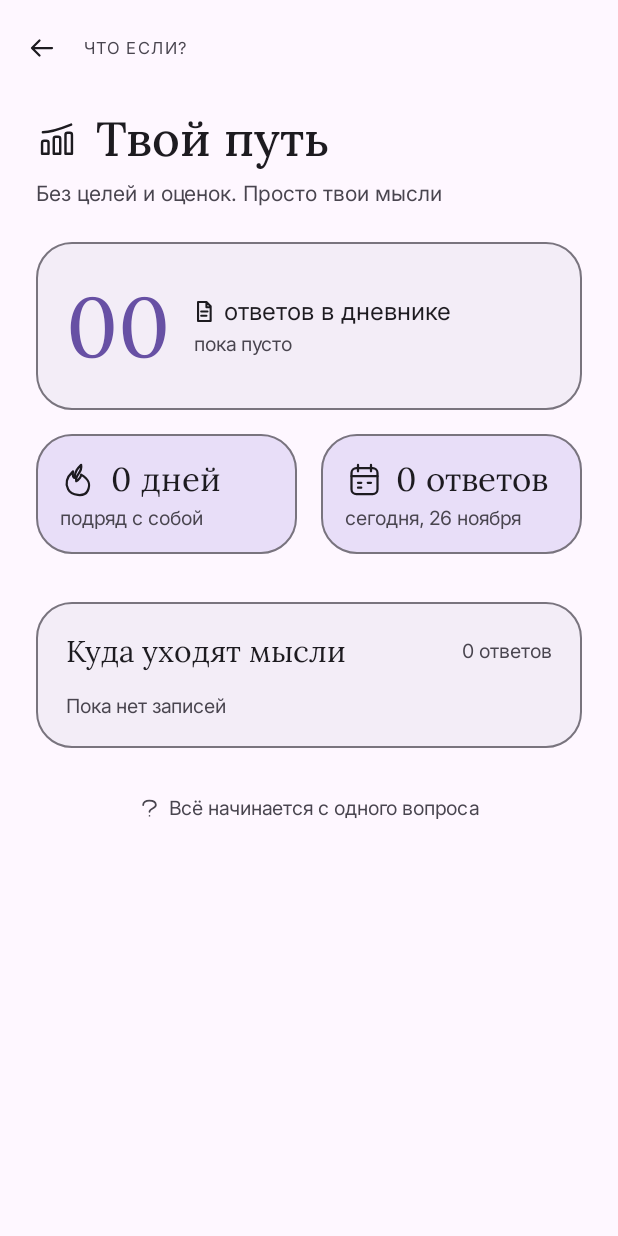
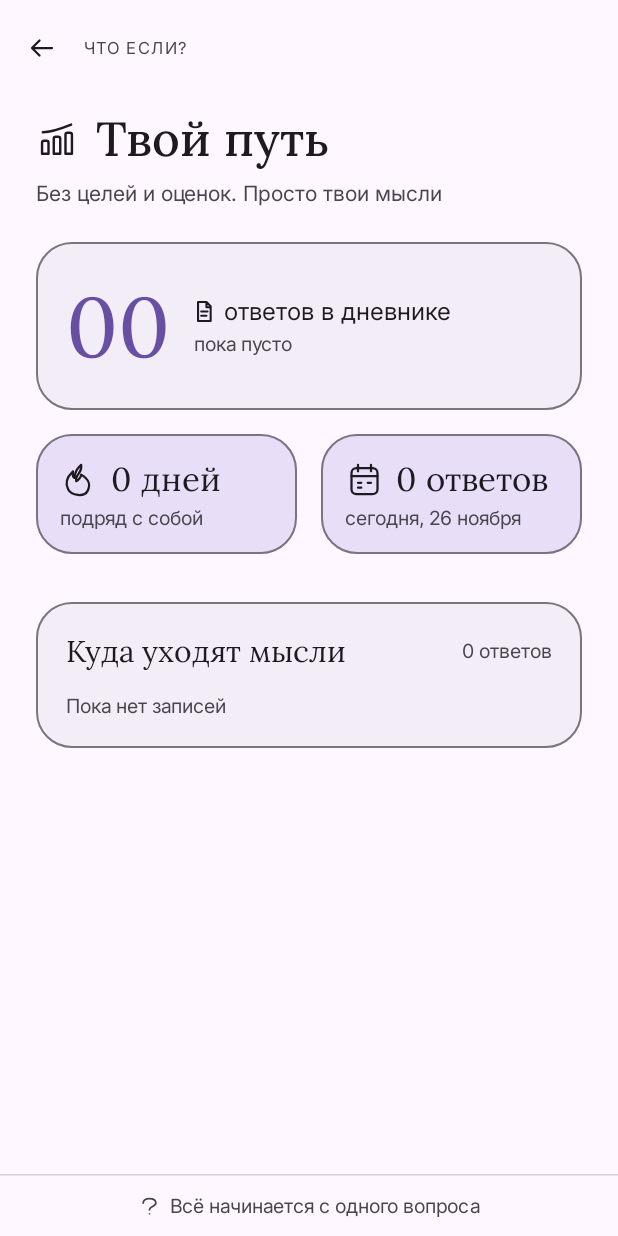
Before and after one commit to fedorovaea18/WhatIfApp, an Android app built with Jetpack Compose: the StatsScreen screen opened through its navigation route, on a phone screen of 412 x 824 dp. Run offline under Robolectric (Android 15) with nearby library versions, the phone set to English and light mode, and no system bars; our stand-ins replace Room's generated code; missing, so only their content is drawn: CompositionLocalProvider; 1 statement that could not run was skipped.

Commit message:
refactor(ui): unify footer layout across screens

```diff
--- /dev/null
+++ b/app/src/main/java/ru/eafedorova/whatifapp/presentation/components/Footer.kt
@@ -0,0 +1,70 @@
+package ru.eafedorova.whatifapp.presentation.components
+
+import androidx.compose.foundation.layout.Arrangement
+import androidx.compose.foundation.layout.Column
+import androidx.compose.foundation.layout.ColumnScope
+import androidx.compose.foundation.layout.Row
+import androidx.compose.foundation.layout.Spacer
+import androidx.compose.foundation.layout.fillMaxWidth
+import androidx.compose.foundation.layout.height
+import androidx.compose.foundation.layout.heightIn
+import androidx.compose.foundation.layout.padding
+import androidx.compose.foundation.layout.size
+import androidx.compose.foundation.layout.width
+import androidx.compose.material3.Icon
+import androidx.compose.material3.MaterialTheme
+import androidx.compose.material3.Text
+import androidx.compose.runtime.Composable
+import androidx.compose.ui.Alignment
+import androidx.compose.ui.Modifier
+import androidx.compose.ui.graphics.Color
+import androidx.compose.ui.graphics.painter.Painter
+import androidx.compose.ui.text.style.TextAlign
+import androidx.compose.ui.unit.dp
+
+@Composable
+fun Footer(
+    modifier: Modifier = Modifier,
+    content: @Composable ColumnScope.() -> Unit
+) {
+    Column(
+        modifier = modifier
+            .fillMaxWidth()
+            .heightIn(min = 40.dp)
+            .padding(horizontal = 24.dp),
+        horizontalAlignment = Alignment.CenterHorizontally,
+        verticalArrangement = Arrangement.Center,
+        content = content
+    )
+}
+
+
+@Composable
+fun ColumnScope.FooterSingleLine(
+    icon: Painter? = null,
+    text: String,
+    tint: Color = MaterialTheme.colorScheme.onSurfaceVariant
+) {
+    Row(
+        modifier = Modifier.fillMaxWidth(),
+        verticalAlignment = Alignment.CenterVertically,
+        horizontalArrangement = Arrangement.Center
+    ) {
+        if (icon != null) {
+            Icon(
+                painter = icon,
+                contentDescription = null,
+                modifier = Modifier.size(14.dp),
+                tint = tint
+            )
+            Spacer(Modifier.width(6.dp))
+        }
+        Text(
+            text = text,
+            style = MaterialTheme.typography.labelMedium,
+            color = tint,
+            maxLines = 2,
+            textAlign = TextAlign.Center
+        )
+    }
+}
--- a/app/src/main/java/ru/eafedorova/whatifapp/presentation/screens/HomeScreen.kt
+++ b/app/src/main/java/ru/eafedorova/whatifapp/presentation/screens/HomeScreen.kt
@@ -18,15 +18,20 @@ import androidx.compose.foundation.layout.size
 import androidx.compose.foundation.layout.width
 import androidx.compose.foundation.lazy.LazyRow
 import androidx.compose.foundation.lazy.items
+import androidx.compose.foundation.rememberScrollState
 import androidx.compose.foundation.shape.RoundedCornerShape
+import androidx.compose.foundation.verticalScroll
 import androidx.compose.material3.Button
 import androidx.compose.material3.ButtonDefaults
 import androidx.compose.material3.Card
 import androidx.compose.material3.CardDefaults
 import androidx.compose.material3.CircularProgressIndicator
+import androidx.compose.material3.ExperimentalMaterial3Api
+import androidx.compose.material3.HorizontalDivider
 import androidx.compose.material3.Icon
 import androidx.compose.material3.IconButton
 import androidx.compose.material3.MaterialTheme
+import androidx.compose.material3.Scaffold
 import androidx.compose.material3.Surface
 import androidx.compose.material3.Text
 import androidx.compose.material3.TextButton
@@ -41,10 +46,9 @@ import androidx.compose.runtime.setValue
 import androidx.compose.ui.Alignment
 import androidx.compose.ui.Modifier
 import androidx.compose.ui.graphics.Color
-import androidx.compose.ui.hapticfeedback.HapticFeedbackType
 import androidx.compose.ui.platform.LocalContext
-import androidx.compose.ui.platform.LocalHapticFeedback
 import androidx.compose.ui.res.painterResource
+import androidx.compose.ui.text.font.FontWeight
 import androidx.compose.ui.text.style.TextAlign
 import androidx.compose.ui.tooling.preview.Preview
 import androidx.compose.ui.unit.dp
@@ -55,11 +59,12 @@ import ru.eafedorova.whatifapp.R
 import ru.eafedorova.whatifapp.data.Question
 import ru.eafedorova.whatifapp.data.QuestionRepository
 import ru.eafedorova.whatifapp.data.categories
+import ru.eafedorova.whatifapp.presentation.components.Footer
+import ru.eafedorova.whatifapp.presentation.components.FooterSingleLine
 import ru.eafedorova.whatifapp.presentation.ui.theme.WhatIfAppTheme
 import ru.eafedorova.whatifapp.presentation.ui.theme.labelCapsSmall
-import androidx.compose.ui.text.font.FontWeight
-import ru.eafedorova.whatifapp.data.ThemePreferences
 
+@OptIn(ExperimentalMaterial3Api::class)
 @Composable
 fun HomeScreen(
     onAnswerClick: (Question) -> Unit,
@@ -70,10 +75,6 @@ fun HomeScreen(
     val context = LocalContext.current
     val repository = remember { QuestionRepository.create(context) }
     val scope = rememberCoroutineScope()
-
-    val haptic = LocalHapticFeedback.current
-    val themePrefs = remember { ThemePreferences(context) }
-    var vibrationEnabled by remember { mutableStateOf(true) }
 
     val viewModel: HomeViewModel = viewModel(
         factory = object : androidx.lifecycle.ViewModelProvider.Factory {
@@ -94,17 +95,27 @@ fun HomeScreen(
         repository.ensureSeeded()
         question = repository.randomQuestion(selectedCategories)
         loading = false
-        vibrationEnabled = themePrefs.getVibrationEnabled()
         viewModel.refreshProgress()
     }
 
+    Scaffold(
+        containerColor = MaterialTheme.colorScheme.surface
+    ) { padding ->
         Column(
             modifier = Modifier
                 .fillMaxSize()
-            .background(MaterialTheme.colorScheme.surface)
+                .padding(padding)
+        ) {
+
+            Column(
+                modifier = Modifier
+                    .weight(1f)
+                    .verticalScroll(rememberScrollState())
                     .padding(horizontal = 24.dp)
-            .padding(top = 48.dp)
             ) {
+                Spacer(Modifier.height(16.dp))
+
+
                 Row(
                     modifier = Modifier.fillMaxWidth(),
                     horizontalArrangement = Arrangement.SpaceBetween,
@@ -124,7 +135,6 @@ fun HomeScreen(
                             Icon(
                                 painter = painterResource(id = R.drawable.ic_settings),
                                 contentDescription = "Настройки",
-                        modifier = Modifier.size(20.dp),
                                 tint = MaterialTheme.colorScheme.primary
                             )
                         }
@@ -169,7 +179,6 @@ fun HomeScreen(
                         modifier = Modifier.size(36.dp),
                         tint = MaterialTheme.colorScheme.onSecondaryContainer
                     )
-
                     Spacer(Modifier.width(10.dp))
                     Text(
                         text = "Что если?",
@@ -213,12 +222,8 @@ fun HomeScreen(
                 ) {
                     items(categories) { (key, label) ->
                         val isSelected = key in selectedCategories
-
                         Surface(
                             onClick = {
-                        if (vibrationEnabled) {
-                            haptic.performHapticFeedback(HapticFeedbackType.TextHandleMove)
-                        }
                                 selectedCategories = when {
                                     key == "all" -> setOf("all")
                                     isSelected -> {
@@ -252,15 +257,6 @@ fun HomeScreen(
                                     style = MaterialTheme.typography.labelMedium,
                                     color = if (isSelected) MaterialTheme.colorScheme.primary else MaterialTheme.colorScheme.onSurfaceVariant
                                 )
-                        if (isSelected) {
-                            Spacer(Modifier.width(8.dp))
-                            Icon(
-                                painter = painterResource(id = R.drawable.ic_check),
-                                contentDescription = null,
-                                modifier = Modifier.size(16.dp),
-                                tint = MaterialTheme.colorScheme.primary
-                            )
-                        }
                             }
                         }
                     }
@@ -271,14 +267,13 @@ fun HomeScreen(
                 Card(
                     modifier = Modifier
                         .fillMaxWidth()
-                .weight(1f)
+                        .height(280.dp)
                         .border(1.dp, MaterialTheme.colorScheme.outline, RoundedCornerShape(24.dp)),
                     shape = RoundedCornerShape(24.dp),
                     colors = CardDefaults.cardColors(containerColor = MaterialTheme.colorScheme.surfaceContainer),
                     elevation = CardDefaults.cardElevation(defaultElevation = 0.dp)
                 ) {
                     Box(modifier = Modifier.fillMaxSize()) {
-
                         Column(
                             modifier = Modifier
                                 .fillMaxSize()
@@ -344,13 +339,10 @@ fun HomeScreen(
                     }
                 }
 
-        Spacer(Modifier.height(26.dp))
+                Spacer(Modifier.height(24.dp))
 
                 Button(
                     onClick = {
-                if (vibrationEnabled) {
-                    haptic.performHapticFeedback(HapticFeedbackType.LongPress)
-                }
                         scope.launch {
                             loading = true
                             question = repository.randomQuestion(selectedCategories)
@@ -372,10 +364,7 @@ fun HomeScreen(
                         modifier = Modifier.size(20.dp)
                     )
                     Spacer(Modifier.width(8.dp))
-            Text(
-                "Другой вопрос",
-                style = MaterialTheme.typography.labelLarge
-            )
+                    Text("Другой вопрос", style = MaterialTheme.typography.labelLarge)
                 }
 
                 Spacer(Modifier.height(10.dp))
@@ -405,7 +394,7 @@ fun HomeScreen(
                     )
                 }
 
-        Spacer(Modifier.height(24.dp))
+                Spacer(Modifier.height(32.dp))
 
                 TextButton(
                     onClick = onHistoryClick,
@@ -427,25 +416,16 @@ fun HomeScreen(
                     }
                 }
 
-        Row(
-            modifier = Modifier
-                .fillMaxWidth()
-                .padding(bottom = 16.dp),
-            horizontalArrangement = Arrangement.Center,
-            verticalAlignment = Alignment.CenterVertically
-        ) {
-            Icon(
-                painter = painterResource(id = R.drawable.ic_lock),
-                contentDescription = null,
-                modifier = Modifier.size(14.dp),
-                tint = MaterialTheme.colorScheme.onSurfaceVariant
+                Spacer(Modifier.weight(1f))
+            }
+
+            HorizontalDivider(color = MaterialTheme.colorScheme.outline.copy(alpha = 0.3f))
+            Footer {
+                FooterSingleLine(
+                    icon = painterResource(id = R.drawable.ic_lock),
+                    text = "Секретно. Только для тебя"
                 )
-            Spacer(Modifier.width(6.dp))
-            Text(
-                text = "Секретно. Только для тебя",
-                style = MaterialTheme.typography.labelMedium,
-                color = MaterialTheme.colorScheme.onSurfaceVariant
-            )
+            }
         }
     }
 }
--- a/app/src/main/java/ru/eafedorova/whatifapp/presentation/screens/StatsScreen.kt
+++ b/app/src/main/java/ru/eafedorova/whatifapp/presentation/screens/StatsScreen.kt
@@ -21,6 +21,7 @@ import androidx.compose.material3.Card
 import androidx.compose.material3.CardDefaults
 import androidx.compose.material3.CircularProgressIndicator
 import androidx.compose.material3.ExperimentalMaterial3Api
+import androidx.compose.material3.HorizontalDivider
 import androidx.compose.material3.Icon
 import androidx.compose.material3.IconButton
 import androidx.compose.material3.MaterialTheme
@@ -46,6 +47,8 @@ import ru.eafedorova.whatifapp.R
 import ru.eafedorova.whatifapp.data.CategoryCount
 import ru.eafedorova.whatifapp.data.StatsRepository
 import ru.eafedorova.whatifapp.data.categories
+import ru.eafedorova.whatifapp.presentation.components.Footer
+import ru.eafedorova.whatifapp.presentation.components.FooterSingleLine
 import ru.eafedorova.whatifapp.presentation.ui.theme.WhatIfAppTheme
 import ru.eafedorova.whatifapp.presentation.ui.theme.labelCapsSmall
 import java.text.SimpleDateFormat
@@ -76,24 +79,22 @@ fun StatsScreen(onBack: () -> Unit) {
         loading = false
     }
 
-    val currentPhrase = when {
-        total == 0 -> "Всё начинается с одного вопроса"
-        total < 5 -> "Каждая мысль делает этот путь твоим"
-        streak > 3 -> "Ты в хорошем ритме. Главное — не перегореть"
-        today == 0 -> "Сегодня — день тишины. Это тоже часть пути"
-        else -> "Пропустить день — тоже нормально"
-    }
-
     Scaffold(
         topBar = {
             TopAppBar(
                 title = {
-                    Text("ЧТО ЕСЛИ?", style = MaterialTheme.typography.labelCapsSmall,
-                        color = MaterialTheme.colorScheme.onSurfaceVariant)
+                    Text(
+                        "ЧТО ЕСЛИ?",
+                        style = MaterialTheme.typography.labelCapsSmall,
+                        color = MaterialTheme.colorScheme.onSurfaceVariant
+                    )
                 },
                 navigationIcon = {
                     IconButton(onClick = onBack) {
-                        Icon(painter = painterResource(id = R.drawable.ic_back), contentDescription = "Назад")
+                        Icon(
+                            painter = painterResource(id = R.drawable.ic_back),
+                            contentDescription = "Назад"
+                        )
                     }
                 },
                 colors = TopAppBarDefaults.topAppBarColors(
@@ -117,6 +118,10 @@ fun StatsScreen(onBack: () -> Unit) {
                 modifier = Modifier
                     .fillMaxSize()
                     .padding(padding)
+            ) {
+                Column(
+                    modifier = Modifier
+                        .weight(1f)
                         .verticalScroll(rememberScrollState())
                         .padding(horizontal = 24.dp, vertical = 8.dp)
                 ) {
@@ -298,13 +303,13 @@ fun StatsScreen(onBack: () -> Unit) {
                         }
                     }
 
-                Spacer(Modifier.height(32.dp))
+                    Spacer(Modifier.height(24.dp))
+                }
 
-                Column(
-                    modifier = Modifier.fillMaxWidth(),
-                    horizontalAlignment = Alignment.CenterHorizontally
-                ) {
-
+                HorizontalDivider(
+                    color = MaterialTheme.colorScheme.outline.copy(alpha = 0.3f)
+                )
+                Footer {
                     val (iconRes, phrase) = when {
                         total == 0 -> R.drawable.ic_hint_question to "Всё начинается с одного вопроса"
                         total < 5 -> R.drawable.ic_hint_path to "Каждая мысль делает этот путь твоим"
@@ -313,23 +318,10 @@ fun StatsScreen(onBack: () -> Unit) {
                         else -> R.drawable.ic_hint_check_circle to "Пропустить день — тоже нормально"
                     }
 
-                    Row(
-                        verticalAlignment = Alignment.CenterVertically,
-                        horizontalArrangement = Arrangement.Center
-                    ) {
-                        Icon(
-                            painter = painterResource(id = iconRes),
-                            contentDescription = null,
-                            modifier = Modifier.size(14.dp),
-                            tint = MaterialTheme.colorScheme.onSurfaceVariant
+                    FooterSingleLine(
+                        icon = painterResource(id = iconRes),
+                        text = phrase
                     )
-                        Spacer(Modifier.width(6.dp))
-                        Text(
-                            text = phrase,
-                            style = MaterialTheme.typography.labelMedium,
-                            color = MaterialTheme.colorScheme.onSurfaceVariant
-                        )
-                    }
                 }
             }
         }
```
Also changed, not shown: app/src/main/java/ru/eafedorova/whatifapp/presentation/screens/HistoryScreen.kt (+15 -30 lines), app/src/main/java/ru/eafedorova/whatifapp/presentation/screens/SettingsScreen.kt (+7 -17 lines). Lines whose indentation alone changed are shown as unchanged.
